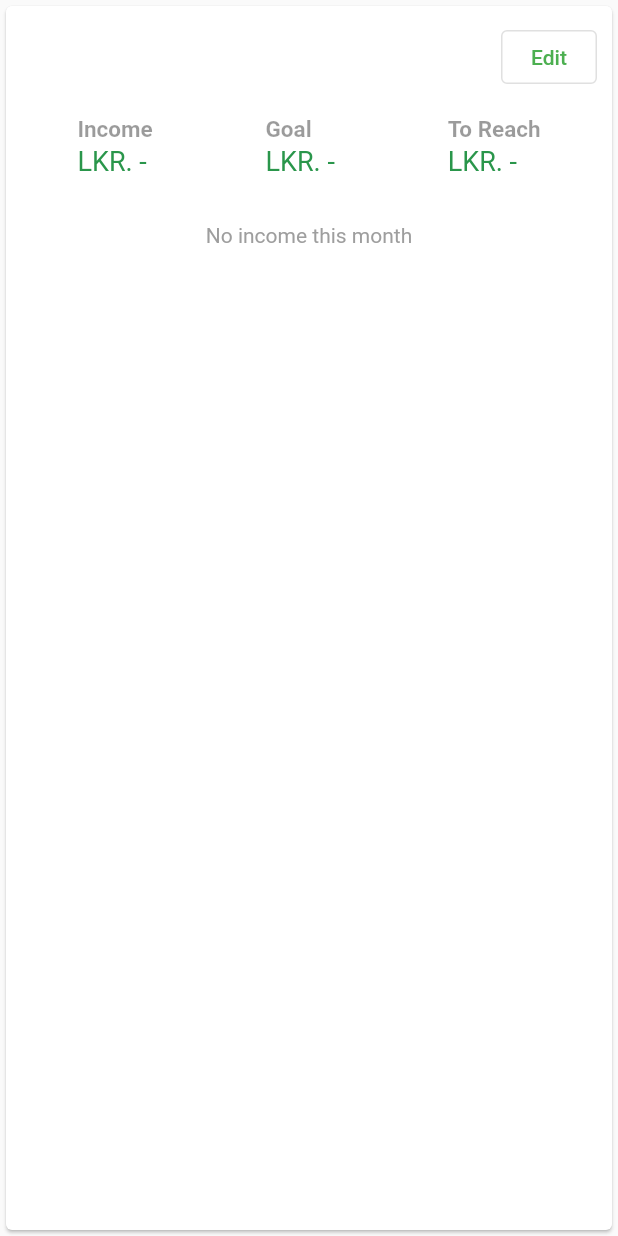
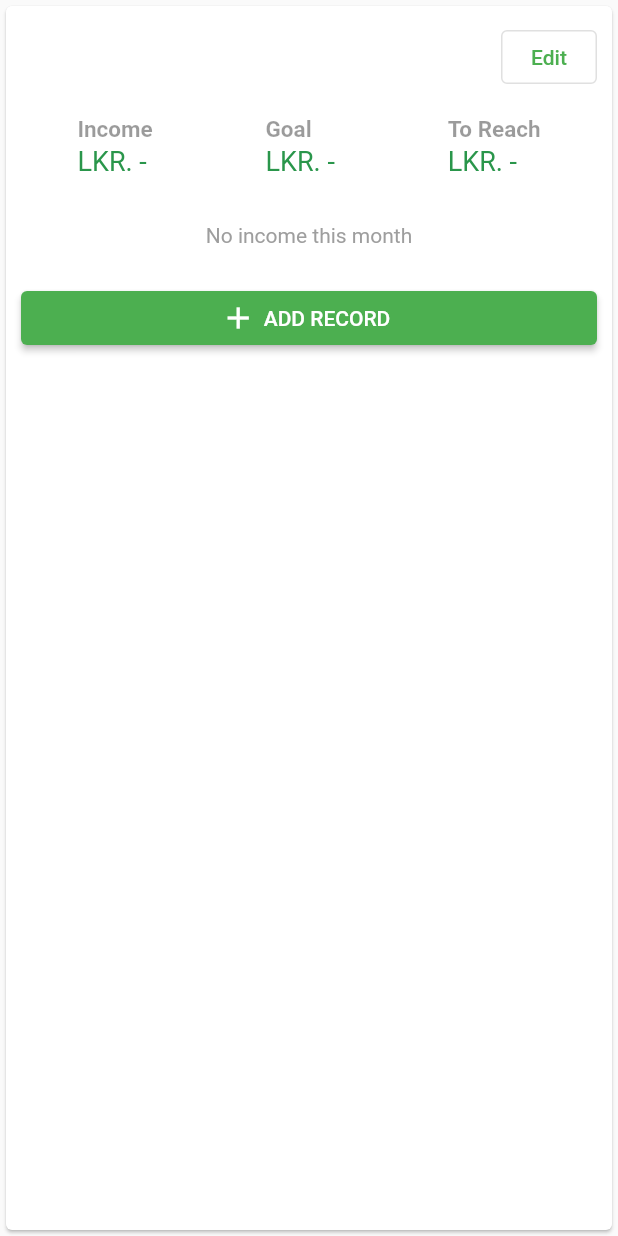
Before and after one commit to chamuth/personal-finance-app, a Flutter app: the CategoryItem widget shown alone on an empty page, opened directly with empty values, on a phone screen of 412 x 824 dp. Run offline on Flutter 3.47's test engine with Material 2 defaults, Android fonts, the phone set to English and light mode, and no system bars; our stand-ins replace expandable, flutter_redux, percent_indicator, redux, sqflite, toggle_switch; accounts and stored records are empty.

Commit message:
statement adding basics

```diff
--- a/lib/budget/category_item.dart
+++ b/lib/budget/category_item.dart
@@ -1,11 +1,20 @@
+import 'package:expandable/expandable.dart';
 import 'package:flutter/material.dart';
+import '../store/model.dart';
 import 'mini_sum_status.dart';
+import 'mini_transaction_statement.dart';
 
 class CategoryItem extends StatefulWidget {
-  const CategoryItem({Key? key, required this.categoryName, required this.icon}) : super(key: key);
+  const CategoryItem(
+      {Key? key,
+      required this.categoryName,
+      required this.icon,
+      required this.statements})
+      : super(key: key);
 
   final String categoryName;
   final Widget icon;
+  final List<Statement> statements;
 
   @override
   State<StatefulWidget> createState() => CategoryItemState();
@@ -33,18 +42,13 @@ class CategoryItemState extends State<CategoryItem> {
                 Expanded(
                     child: Padding(
                         padding: const EdgeInsets.only(left: 10),
-                        child:
-                            Text(widget.categoryName, style: categoryTitleStyle))
-                ),
+                        child: Text(widget.categoryName,
+                            style: categoryTitleStyle))),
                 OutlinedButton(
-                  onPressed: () {
-                  },
-                  child: Row(
-                    children: const [
-                      Text("Edit")
-                    ],
-                  )
-                )
+                    onPressed: () {},
+                    child: Row(
+                      children: const [Text("Edit")],
+                    ))
               ],
             ),
           ),
@@ -66,60 +70,58 @@ class CategoryItemState extends State<CategoryItem> {
           const Divider(
             color: Colors.transparent,
           ),
+          if (widget.statements.isEmpty)
+            const Padding(
+                child: Text("No income this month",
+                    style: TextStyle(color: Colors.grey)),
+                padding: EdgeInsets.symmetric(vertical: 15)),
 
-          const Padding(child: Text("No income this month", style: TextStyle(color: Colors.grey)), padding: EdgeInsets.symmetric(vertical: 15))
-          // ExpandablePanel(
-          //   collapsed: const Opacity(child: MiniTransactionStatement(
-          //     title: "Salary",
-          //     description: "Bank of Ceylon",
-          //     amount: 210000,
-          //   ), opacity: 0.5),
-          //   header: const Padding(child: Text("Show all statements", style: TextStyle(fontSize: 15, fontWeight: FontWeight.bold)),
-          //   padding: EdgeInsets.only(top:10, left: 9),),
-          //   expanded: Column(
-          //     children: [
-          //       const MiniTransactionStatement(
-          //         title: "Salary",
-          //         description: "Bank of Ceylon",
-          //         amount: 210000,
-          //       ),
-          //       const MiniTransactionStatement(
-          //         title: "Tenant rental",
-          //         description: "Small house",
-          //         amount: 18000,
-          //       ),
-          //       const MiniTransactionStatement(
-          //         title: "Other income thingy",
-          //         description: "income other",
-          //         amount: 18000,
-          //       ),
-          //       const Divider(
-          //         color: Colors.transparent,
-          //         height: 8,
-          //       ),
-          //
-          //       Row(
-          //         mainAxisAlignment: MainAxisAlignment.spaceEvenly,
-          //         children: [
-          //           Expanded(
-          //               child: ElevatedButton(
-          //                   onPressed: () {},
-          //                   child: Row(
-          //                       mainAxisAlignment: MainAxisAlignment.center,
-          //                       crossAxisAlignment: CrossAxisAlignment.center,
-          //                       children: const [
-          //                         Icon(Icons.add),
-          //                         Padding(
-          //                             padding: EdgeInsets.symmetric(horizontal: 5),
-          //                             child: Text("ADD RECORD"))
-          //                       ])))
-          //         ],
-          //       )
-          //     ],
-          //   )
-          // )
-
-
+          if (widget.statements.isNotEmpty)
+            ExpandablePanel(
+                collapsed: Opacity(
+                    child: MiniTransactionStatement(
+                      title: widget.statements[0].title,
+                      description: widget.statements[0].description,
+                      amount: widget.statements[0].amount,
+                    ),
+                    opacity: 0.5),
+                header: Padding(
+                  child: Text("Show all statements (${widget.statements.length})",
+                      style:
+                          const TextStyle(fontSize: 15, fontWeight: FontWeight.bold)),
+                  padding: const EdgeInsets.only(top: 10, left: 9),
+                ),
+                expanded: Column(
+                  children: widget.statements
+                      .map<MiniTransactionStatement>((statement) {
+                    return MiniTransactionStatement(
+                      title: statement.title,
+                      description: statement.description,
+                      amount: statement.amount,
+                    );
+                  }).toList(),
+                )),
+          const Divider(
+            color: Colors.transparent,
+            height: 8,
+          ),
+          Row(
+            mainAxisAlignment: MainAxisAlignment.spaceEvenly,
+            children: [
+              Expanded(
+                  child: ElevatedButton(
+                      onPressed: () {},
+                      child: Row(
+                          mainAxisAlignment: MainAxisAlignment.center,
+                          crossAxisAlignment: CrossAxisAlignment.center,
+                          children: const [
+                            Icon(Icons.add),
+                            Padding(
+                                padding: EdgeInsets.symmetric(horizontal: 5),
+                                child: Text("ADD RECORD"))
+                          ])))
+            ],
+          )
         ],
       ),
       padding: mainPadding,
```
Also changed, not shown: lib/budget/income_expense.dart (+4 -4 lines), lib/database/database.dart (+10 -1 lines), lib/main.dart (+42 -9 lines), lib/store/model.dart (+34 -24 lines), lib/store/store.dart (+29 -12 lines), lib/utils/month.dart (added, +12 -0 lines).
